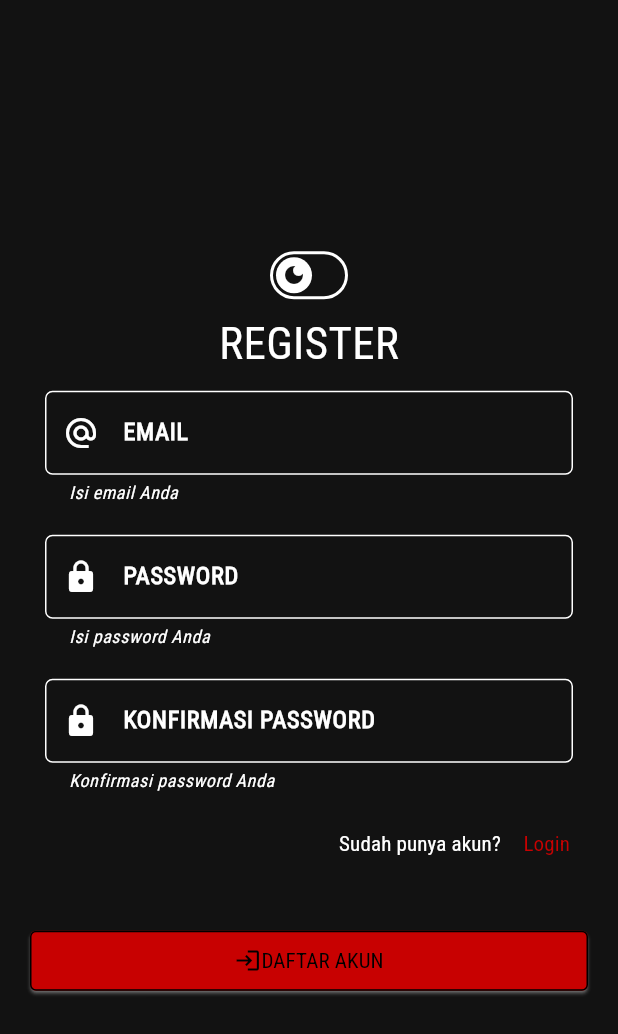
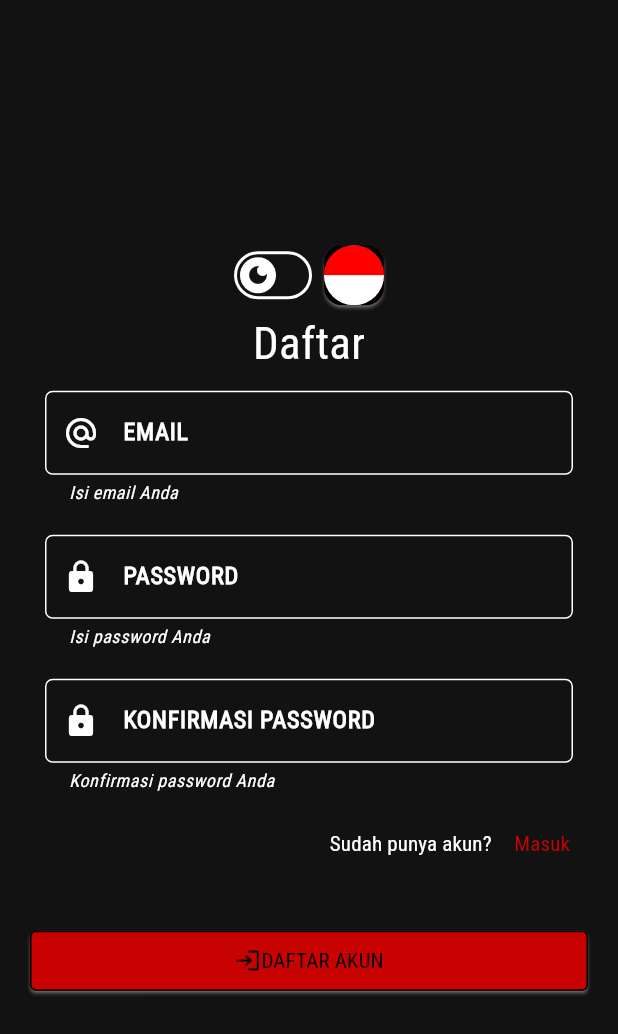
Before and after one commit to 221110019/project_bansos, a Flutter app: the RegisterScreen screen opened directly with empty values, on a phone screen of 412 x 824 dp. Shown: the top 1034 px of the screen. Run offline on Flutter 3.47's test engine with Material 3 defaults, Android fonts, the phone set to English and light mode, and no system bars; our stand-ins replace awesome_notifications, cloud_firestore, firebase_auth, firebase_core, google_mobile_ads, image_picker and 3 more; accounts and stored records are empty; generated files the repository leaves out were written again; network calls fail.

Commit message:
Language (auth done)

```diff
--- /dev/null
+++ b/l10n.yaml
@@ -0,0 +1,3 @@
+arb-dir: lib/l10n
+template-arb-file: app_en.arb
+output-localization-file: app_localizations.dart
--- /dev/null
+++ b/lib/components/language_button.dart
@@ -0,0 +1,28 @@
+import 'package:flutter/material.dart';
+import 'package:project_bansos/provider/theme_provider.dart';
+import 'package:provider/provider.dart';
+
+class LanguageButton extends StatelessWidget {
+  const LanguageButton({super.key});
+
+  @override
+  Widget build(BuildContext context) {
+    return GestureDetector(
+      onTap: () {
+        context.read<ThemeProvider>().gantiBahasa();
+      },
+      child: Card(
+        clipBehavior: Clip.antiAlias,
+        borderOnForeground: true,
+        color: Colors.black,
+        elevation: 1,
+        child: CircleAvatar(
+          onBackgroundImageError: (exception, stackTrace) => Text(
+              context.watch<ThemeProvider>().bahasaNow == 'id' ? 'id' : 'en'),
+          backgroundImage: AssetImage(
+              'assets/pictures/ben${context.watch<ThemeProvider>().bahasaNow == 'id' ? 'id' : 'en'}.png'),
+        ),
+      ),
+    );
+  }
+}
--- /dev/null
+++ b/lib/helper/cakap_helper.dart
@@ -0,0 +1,9 @@
+import 'package:flutter/material.dart';
+import 'package:flutter_gen/gen_l10n/app_localizations.dart';
+
+class CakapHelper {
+  static AppLocalizations? tulisan(BuildContext context) {
+    return AppLocalizations.of(
+        context); // Replace 'existingGetter' with the actual getter you need
+  }
+}
--- /dev/null
+++ b/lib/l10n/app_id.arb
@@ -0,0 +1,17 @@
+{
+  "intro_1": "SELAMAT DATANG di TOKO ASAN",
+  "intro_2": "Apakah Anda sudah punya akun?",
+  "intro_3": "SUDAH",
+  "intro_4": "Masuk sekarang",
+  "intro_5": "BELUM",
+  "intro_6": "Daftar akun",
+  "login_1": "MASUK",
+  "login_2": "Isi email Anda",
+  "login_3": "Isi password Anda",
+  "login_4": "Belum punya akun?",
+  "login_5": "Daftar",
+  "reg_1": "KONFIRMASI PASSWORD",
+  "reg_2": "Konfirmasi password Anda",
+  "reg_3": "Sudah punya akun?",
+  "reg_4": "Masuk"
+}
--- a/lib/main.dart
+++ b/lib/main.dart
@@ -12,6 +12,7 @@ import 'package:project_bansos/provider/owner_bottom_nav_provider.dart';
 import 'package:project_bansos/provider/theme_provider.dart';
 import 'package:provider/provider.dart';
 import 'package:firebase_core/firebase_core.dart';
+import 'package:flutter_gen/gen_l10n/app_localizations.dart';
 
 void main() async {
   WidgetsFlutterBinding.ensureInitialized();
@@ -93,6 +94,9 @@ class _MyAppState extends State<MyApp> {
         child:
             Consumer<ThemeProvider>(builder: (context, themeProvider, child) {
           return MaterialApp(
+              localizationsDelegates: AppLocalizations.localizationsDelegates,
+              supportedLocales: AppLocalizations.supportedLocales,
+              locale: Locale(context.watch<ThemeProvider>().bahasaNow),
               title: 'TOKO ASAN',
               debugShowCheckedModeBanner: false,
               theme: ThemeData(
--- a/lib/pages/auth/login_or_register.dart
+++ b/lib/pages/auth/login_or_register.dart
@@ -13,7 +13,7 @@ class LoginOrRegister extends StatefulWidget {
 class _LoginOrRegisterState extends State<LoginOrRegister> {
   void toggleScreens() {
     setState(() {
-      print('hai');
+      // print('hai');
       widget.showLoginPage = !widget.showLoginPage;
     });
   }
--- a/lib/pages/auth/register_screen.dart
+++ b/lib/pages/auth/register_screen.dart
@@ -1,7 +1,9 @@
 import 'package:flutter/material.dart';
 import 'package:project_bansos/components/auth_textfield.dart';
+import 'package:project_bansos/components/language_button.dart';
 import 'package:project_bansos/components/theme_switch.dart';
 import 'package:project_bansos/components/tombol_custom.dart';
+import 'package:project_bansos/helper/cakap_helper.dart';
 import 'package:project_bansos/helper/shortcut_helper.dart';
 import 'package:project_bansos/provider/register_provider.dart';
 import 'package:project_bansos/services/auth_services.dart';
@@ -50,23 +52,29 @@ class _RegisterScreenState extends State<RegisterScreen> {
             mainAxisAlignment: MainAxisAlignment.center,
             crossAxisAlignment: CrossAxisAlignment.center,
             children: [
-              ThemeSwitch(),
-              const Text(
-                "REGISTER",
+              const Row(
+                mainAxisAlignment: MainAxisAlignment.center,
+                children: [
+                  ThemeSwitch(),
+                  LanguageButton(),
+                ],
+              ),
+              Text(
+                CakapHelper.tulisan(context)!.login_5,
                 style: TextStyle(fontSize: 30),
               ),
               AuthTextfield(
                 errorText: Provider.of<RegisterProvider>(context).emailError,
                 prefixIcon: Icon(Icons.alternate_email),
                 labelText: "EMAIL",
-                helperText: "Isi email Anda",
+                helperText: CakapHelper.tulisan(context)!.login_2,
                 controller: emailController,
               ),
               AuthTextfield(
                 errorText: Provider.of<RegisterProvider>(context).passwordError,
                 prefixIcon: Icon(Icons.lock),
                 labelText: "PASSWORD",
-                helperText: "Isi password Anda",
+                helperText: CakapHelper.tulisan(context)!.login_3,
                 obsecureText: true,
                 controller: passwordController,
               ),
@@ -74,8 +82,8 @@ class _RegisterScreenState extends State<RegisterScreen> {
                 errorText:
                     Provider.of<RegisterProvider>(context).confirmPasswordError,
                 prefixIcon: Icon(Icons.lock),
-                labelText: "KONFIRMASI PASSWORD",
-                helperText: "Konfirmasi password Anda",
+                labelText: CakapHelper.tulisan(context)!.reg_1,
+                helperText: CakapHelper.tulisan(context)!.reg_2,
                 obsecureText: true,
                 controller: confirmPasswordController,
               ),
@@ -89,7 +97,7 @@ class _RegisterScreenState extends State<RegisterScreen> {
                     mainAxisAlignment: MainAxisAlignment.end,
                     children: [
                       Text(
-                        "Sudah punya akun?",
+                        CakapHelper.tulisan(context)!.reg_3,
                         style: TextStyle(
                           color: ShortcutHelper.warnaOnSurface(context),
                         ),
@@ -97,7 +105,7 @@ class _RegisterScreenState extends State<RegisterScreen> {
                       const SizedBox(
                         width: 15,
                       ),
-                      const Text("Login"),
+                      Text(CakapHelper.tulisan(context)!.reg_4),
                     ],
                   )),
               const SizedBox(
@@ -105,11 +113,11 @@ class _RegisterScreenState extends State<RegisterScreen> {
               ),
               TombolCustom(
                   onPressed: register,
-                  child: const Row(
+                  child: Row(
                     mainAxisAlignment: MainAxisAlignment.center,
                     children: [
                       Icon(Icons.login),
-                      Text("DAFTAR AKUN"),
+                      Text(CakapHelper.tulisan(context)!.intro_6.toUpperCase()),
                     ],
                   ))
             ],
--- a/pubspec.yaml
+++ b/pubspec.yaml
@@ -27,6 +27,8 @@ environment:
 # versions available, run `flutter pub outdated`.
 dependencies:
   flutter:
+    sdk: flutter
+  flutter_localizations:
     sdk: flutter
 
   # The following adds the Cupertino Icons font to your application.
@@ -63,6 +65,7 @@ dev_dependencies:
 
 # The following section is specific to Flutter packages.
 flutter:
+  generate: true
   assets:
     - assets/pictures/
     - assets/sample/
```
Also changed, not shown: lib/l10n/app_en.arb (added, +17 -0 lines), lib/pages/auth/intro_screen.dart (+28 -20 lines), lib/pages/auth/login_screen.dart (+21 -13 lines), lib/provider/theme_provider.dart (+10 -0 lines), assets/pictures/benen.png (added), assets/pictures/benid.png (added), pubspec.lock, 1 other file.
